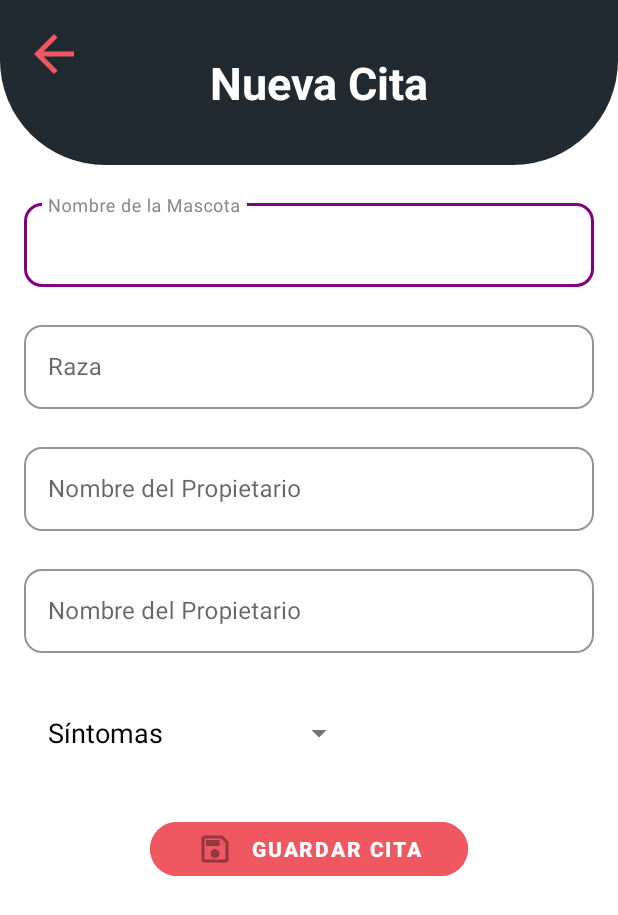
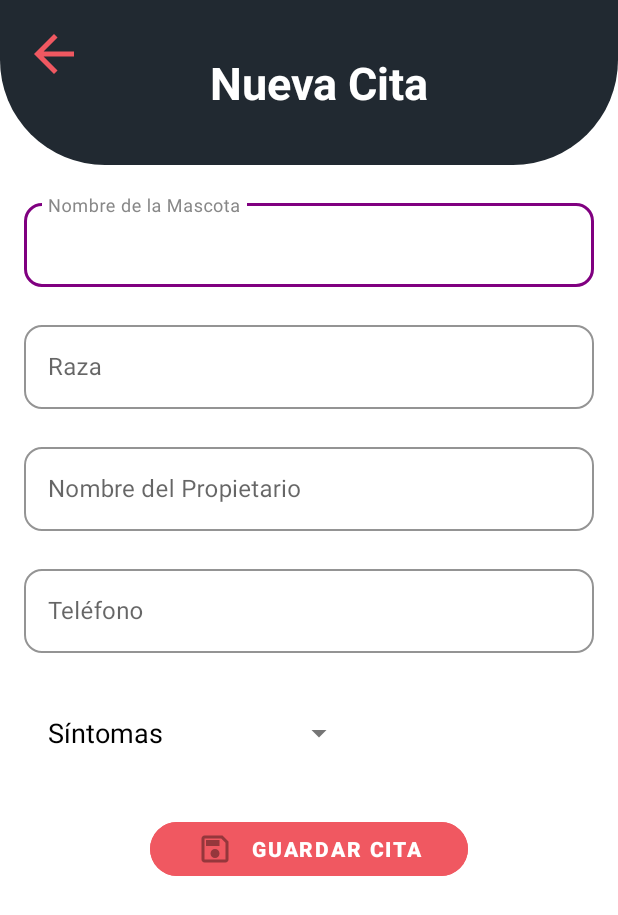
Before and after one commit to JuanEPN/DogApp, an Android app: the NewAppointmentActivity screen opened directly, with no data from a screen before it, on a phone screen of 412 x 824 dp. Shown: the top 915 px of the screen. Run offline under Robolectric (Android 15) with nearby library versions, the phone set to English and light mode, and no system bars; our stand-ins replace Room's generated code.

Commit message:
Update activity_new_appointment.xml

```diff
--- a/app/src/main/res/layout/activity_new_appointment.xml
+++ b/app/src/main/res/layout/activity_new_appointment.xml
@@ -157,7 +157,7 @@
         android:layout_height="wrap_content"
         android:layout_marginTop="20dp"
         android:layout_marginHorizontal="16dp"
-        android:hint="@string/nombre_propietario"
+        android:hint="@string/telefono"
         app:boxBackgroundMode="outline"
         app:boxStrokeColor="#800080"
         app:boxStrokeWidth="1dp"
```
